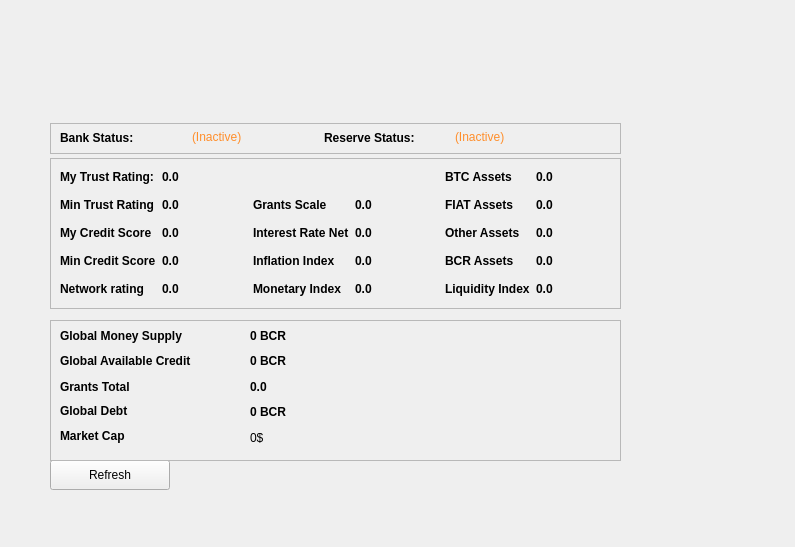
First picture: the form in src/qt/forms/bankstatisticspage.ui, repository thelonecrouton/bitcredit, before the edit.
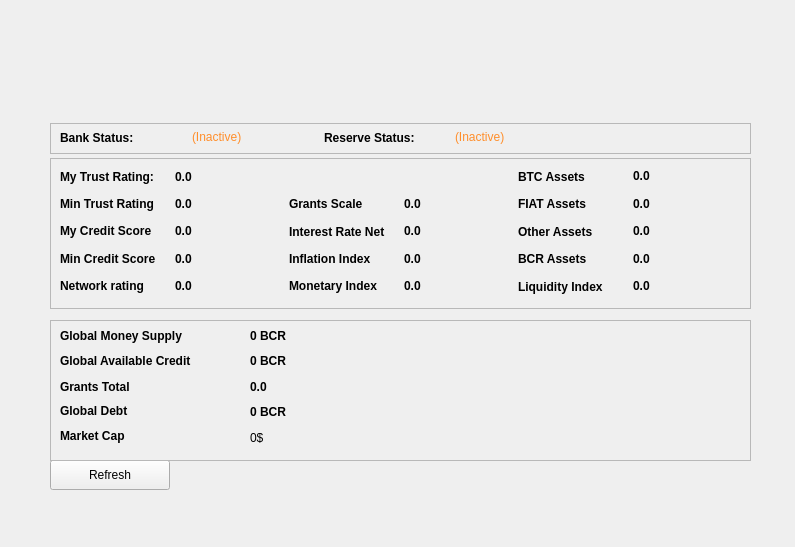
Second picture: the form after the edit.

Patch:
```diff
--- a/src/qt/forms/bankstatisticspage.ui
+++ b/src/qt/forms/bankstatisticspage.ui
@@ -27,7 +27,7 @@
     <rect>
      <x>50</x>
      <y>320</y>
-     <width>571</width>
+     <width>701</width>
      <height>141</height>
     </rect>
    </property>
@@ -236,7 +236,7 @@
     <rect>
      <x>50</x>
      <y>158</y>
-     <width>571</width>
+     <width>701</width>
      <height>151</height>
     </rect>
    </property>
@@ -251,8 +251,8 @@
      <rect>
       <x>10</x>
       <y>8</y>
-      <width>560</width>
-      <height>134</height>
+      <width>681</width>
+      <height>131</height>
      </rect>
     </property>
     <layout class="QGridLayout" name="gridLayout">
@@ -820,7 +820,7 @@
     <rect>
      <x>50</x>
      <y>123</y>
-     <width>571</width>
+     <width>701</width>
      <height>31</height>
     </rect>
    </property>
```
